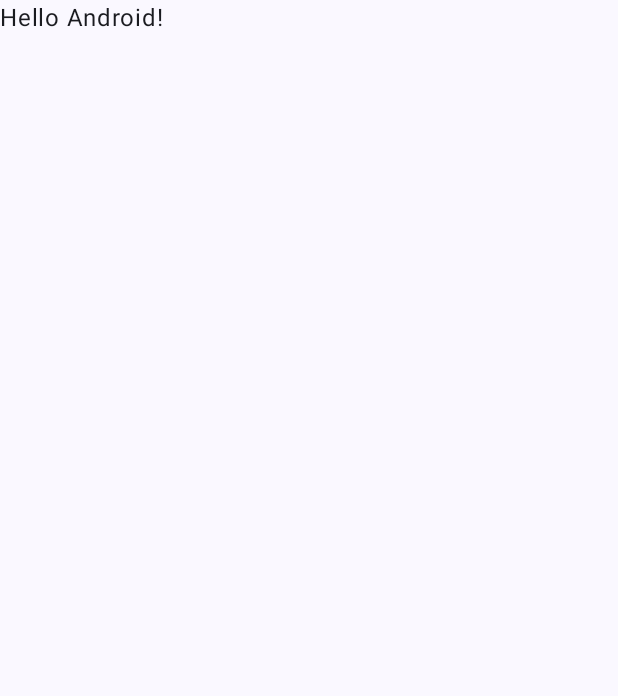
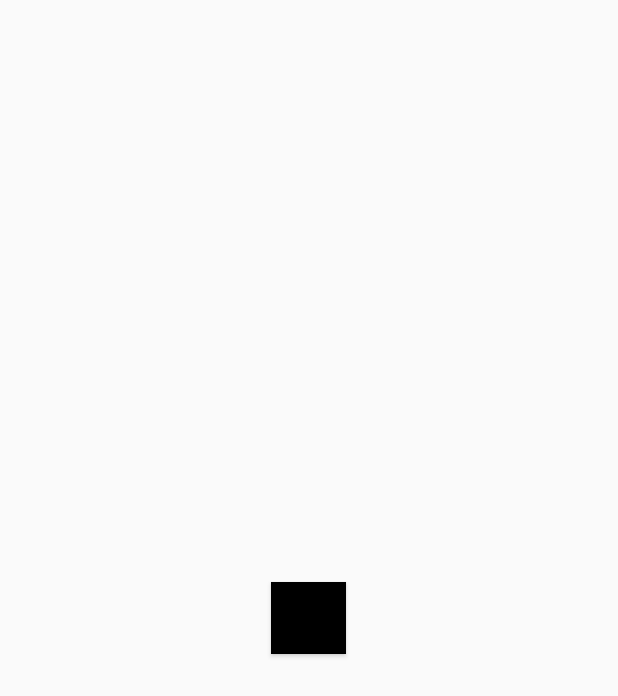
Before and after one commit to LefChatz/SW5eScumAndVillainy, an Android app built with Jetpack Compose: the screen it shows after launch (MainActivity), on a phone screen of 412 x 824 dp. Before the commit the part shown is almost empty. Shown: the top 696 px of the screen. Run offline under Robolectric (Android 15) with nearby library versions, the phone set to English and light mode, and no system bars.

Commit message:
errorButton

```diff
--- a/app/src/main/java/com/amachewrs/sw5escumandvillainy/MainActivity.kt
+++ b/app/src/main/java/com/amachewrs/sw5escumandvillainy/MainActivity.kt
@@ -1,32 +1,29 @@
 package com.amachewrs.sw5escumandvillainy
 
 import android.os.Bundle
+import android.widget.Button
 import androidx.activity.ComponentActivity
-import androidx.activity.compose.setContent
 import androidx.activity.enableEdgeToEdge
-import androidx.compose.foundation.layout.fillMaxSize
-import androidx.compose.foundation.layout.padding
-import androidx.compose.material3.Scaffold
 import androidx.compose.material3.Text
 import androidx.compose.runtime.Composable
 import androidx.compose.ui.Modifier
 import androidx.compose.ui.tooling.preview.Preview
 import com.amachewrs.sw5escumandvillainy.ui.theme.SW5eScumAndVillainyTheme
 
+
 class MainActivity : ComponentActivity() {
+
+    private val errorlist = listOf(1,2,3,4,5,6,7,8,9,10)
     override fun onCreate(savedInstanceState: Bundle?) {
         super.onCreate(savedInstanceState)
         enableEdgeToEdge()
-        setContent {
-            SW5eScumAndVillainyTheme {
-                Scaffold(modifier = Modifier.fillMaxSize()) { innerPadding ->
-                    Greeting(
-                        name = "Android",
-                        modifier = Modifier.padding(innerPadding)
-                    )
-                }
+        setContentView(R.layout.gay)
+        findViewById<Button>(R.id.button).setOnClickListener {
+            for(i in 1..20){
+                errorlist[i].plus(2)
             }
         }
+
     }
 }
 
--- a/app/src/main/res/layout/gay.xml
+++ b/app/src/main/res/layout/gay.xml
@@ -1,7 +1,5 @@
 <?xml version="1.0" encoding="utf-8"?>
 <androidx.constraintlayout.widget.ConstraintLayout xmlns:android="http://schemas.android.com/apk/res/android"
-    xmlns:app="http://schemas.android.com/apk/res-auto"
-    xmlns:tools="http://schemas.android.com/tools"
     android:layout_width="match_parent"
     android:layout_height="match_parent">
 
@@ -9,9 +7,12 @@
         android:layout_width="match_parent"
         android:layout_height="match_parent">
 
-        <LinearLayout
-            android:layout_width="match_parent"
-            android:layout_height="wrap_content"
-            android:orientation="vertical" />
+        <Button
+            android:id="@+id/button"
+            android:layout_width="50dp"
+            android:layout_height="50dp"
+            android:background="@color/black"
+            android:layout_gravity="center"/>
+
     </ScrollView>
 </androidx.constraintlayout.widget.ConstraintLayout>
```
